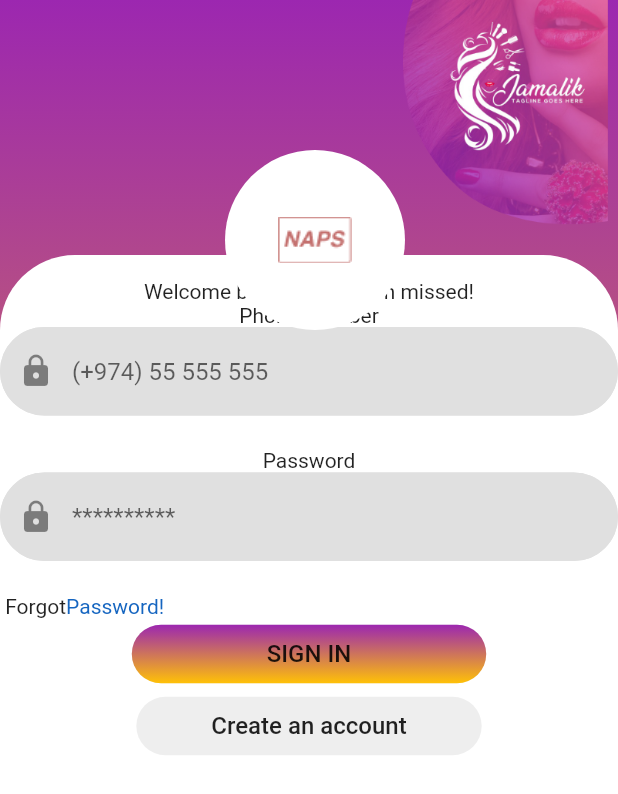
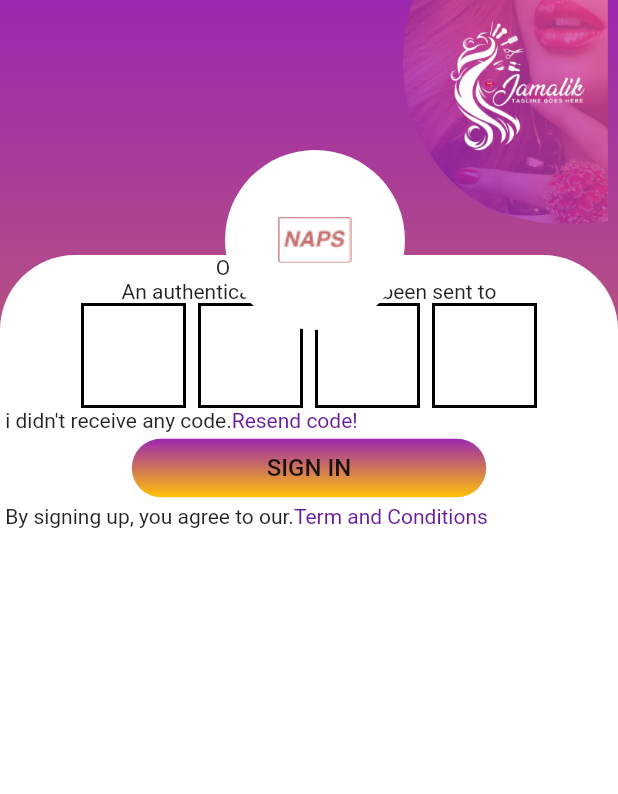
Before and after one commit to zeeshan112233/jamalik, a Flutter app: the screen it shows after launch, on a phone screen of 412 x 824 dp. Shown: the top 794 px of the screen. Run offline on Flutter 3.47's test engine with Material 2 defaults, Android fonts, the phone set to English and light mode, and no system bars; drawn by our look-alikes of pin_code_text_field; our stand-ins replace intl_phone_field.

Commit message:
8 dec otp pass

```diff
--- /dev/null
+++ b/lib/Ui/Passwordrecovery.dart
@@ -0,0 +1,114 @@
+import 'package:flutter/material.dart';
+import 'package:jamalik/widgets/ButtonsWidget.dart';
+import 'package:pin_code_text_field/pin_code_text_field.dart';
+
+//New Class
+class Passwordrecovery extends StatefulWidget {
+  @override
+  PasswordrecoveryState createState() => PasswordrecoveryState();
+}
+
+class PasswordrecoveryState extends State<Passwordrecovery> {
+  @override
+  Widget build(BuildContext context) {
+    return SafeArea(
+      child: Material(
+        child: SizedBox(
+          child: Stack(
+            children: [
+              Container(
+                // height: 200,
+                // width: 300,
+                decoration: BoxDecoration(
+                  gradient: LinearGradient(
+                    colors: [
+                      Colors.purple[500],
+                      Colors.amber[500],
+                    ],
+                    begin: Alignment.topCenter,
+                    end: Alignment.bottomCenter,
+                  ),
+                ),
+              ),
+              Positioned(
+                top: 170,
+                child: Container(
+                  height: MediaQuery.of(context).size.height * 0.85,
+                  width: MediaQuery.of(context).size.width,
+                  decoration: BoxDecoration(
+                    borderRadius: new BorderRadius.only(
+                      topLeft: const Radius.circular(50.0),
+                      topRight: const Radius.circular(50.0),
+                      // bottomLeft: const Radius.circular(10.0),
+                      // bottomRight: const Radius.circular(10.0),
+                    ),
+                    color: Colors.white,
+                  ),
+                  child: Column(
+                    children: [
+                      Text("OTP Authentication "),
+                      Text("An authentication code has been sent to"),
+                      PinCodeTextField(),
+                      Row(
+                        children: [
+                          Text(" i didn't receive any code."),
+                          GestureDetector(
+                            child: Text(
+                              "Resend code!",
+                              style: TextStyle(color: Colors.purple.shade800),
+                            ),
+                            onTap: () => print("Resend Code"),
+                          ),
+                        ],
+                      ),
+                      SignIn(),
+                      Row(
+                        children: [
+                          Text(" By signing up, you agree to our."),
+                          GestureDetector(
+                            child: Text(
+                              "Term and Conditions",
+                              style: TextStyle(color: Colors.purple.shade800),
+                            ),
+                            onTap: () => print("Term and Conditions Tapped"),
+                          ),
+                        ],
+                      ),
+                    ],
+                  ),
+                ),
+              ),
+              Positioned(
+                top: 100,
+                left: 150,
+                child: Container(
+                  height: 120,
+                  width: 120,
+                  decoration: BoxDecoration(
+                    borderRadius: new BorderRadius.only(
+                      topLeft: const Radius.circular(90.0),
+                      topRight: const Radius.circular(90.0),
+                      bottomLeft: const Radius.circular(90.0),
+                      bottomRight: const Radius.circular(90.0),
+                    ),
+                    color: Colors.white,
+                  ),
+                  child: Image.asset('images/NAPS.png'),
+                ),
+              ),
+              Positioned(
+                top: 0.0,
+                right: 0.0,
+                child: Container(
+                  height: 150,
+                  width: 150,
+                  child: Image.asset('images/signinlogo.png'),
+                ),
+              ),
+            ],
+          ),
+        ),
+      ),
+    );
+  }
+}
--- a/lib/main.dart
+++ b/lib/main.dart
@@ -1,4 +1,6 @@
 import 'package:flutter/material.dart';
+import 'package:jamalik/Ui/Otpauthentication.dart';
+import 'package:jamalik/Ui/Passwordrecovery.dart';
 import 'package:jamalik/Ui/login.dart';
 import './Ui/welcome_home.dart';
 
@@ -22,7 +24,7 @@ class SplashScreenState extends State<SplashScreen> {
       Navigator.push(
           context,
           MaterialPageRoute(
-            builder: (context) => login(),
+            builder: (context) => Passwordrecovery(),
           ));
     });
   }
```
Also changed, not shown: lib/Ui/Otpauthentication.dart (added, +118 -0 lines), WhatsApp Image 2020-12-21 at 11.49.31 AM@2x.png (deleted).
